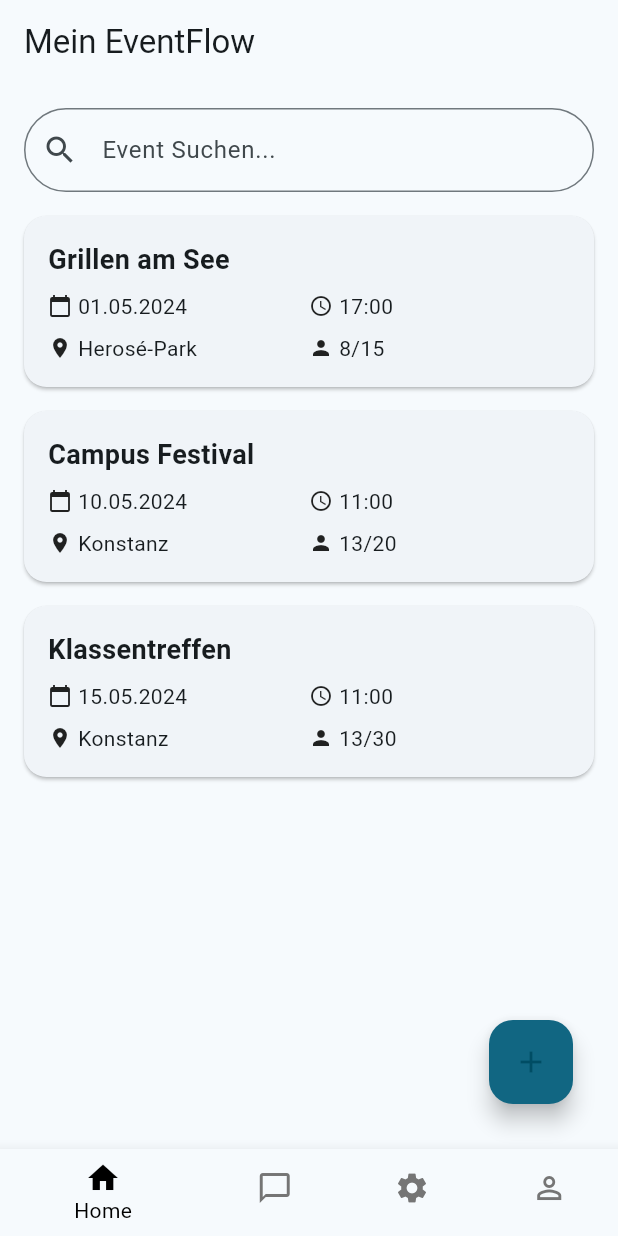
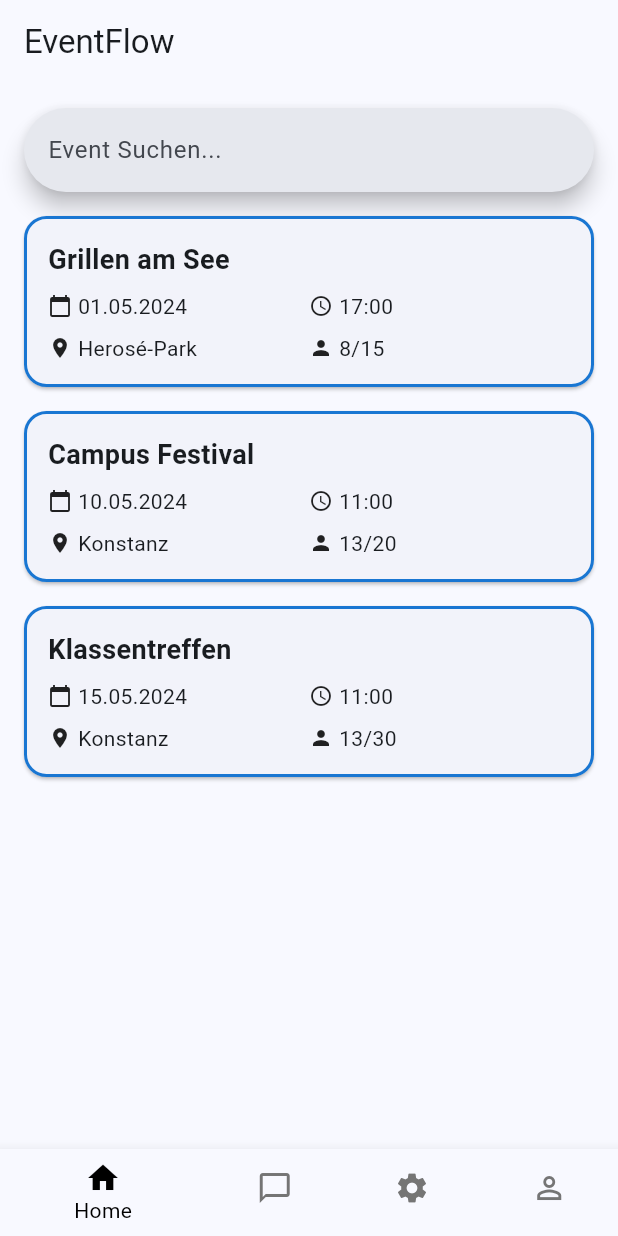
Before and after one commit to kaicikoglu/event_flow, a Flutter app: the screen it shows after launch, on a phone screen of 412 x 824 dp. Run offline on Flutter 3.47's test engine with Material 3 defaults, Android fonts, the phone set to English and light mode, and no system bars.

Commit message:
first widgets

```diff
--- a/lib/homescreen/widgets/home_content.dart
+++ b/lib/home/screens/home_screen.dart
@@ -1,23 +1,36 @@
+// lib/screens/home_content.dart
+import 'package:event_flow/widgets/base_screen.dart';
 import 'package:flutter/material.dart';
-import 'event_card.dart'; // Make sure to create this file for the EventCard widget
+import '../widgets/event_card.dart'; // Ensure this file exists with the EventCard widget
 
-class HomeContent extends StatelessWidget {
+class HomeContent extends StatefulWidget {
   const HomeContent({super.key});
 
   @override
+  _HomeContentState createState() => _HomeContentState();
+}
+
+class _HomeContentState extends State<HomeContent> {
+  final TextEditingController _searchController = TextEditingController();
+
+  @override
+  void dispose() {
+    _searchController.dispose();
+    super.dispose();
+  }
+
+  @override
   Widget build(BuildContext context) {
-    return Padding(
-      padding: const EdgeInsets.all(16.0),
+    return BaseScreen(
+      selectedIndex: 0,
       child: Column(
         children: [
-          TextField(
-            decoration: InputDecoration(
-              prefixIcon: const Icon(Icons.search),
-              hintText: 'Event Suchen...',
-              border: OutlineInputBorder(
-                borderRadius: BorderRadius.circular(30.0),
-              ),
-            ),
+          SearchBar(
+            hintText: 'Event Suchen...',
+            controller: _searchController,
+            onChanged: (value) {
+              // Handle the search input here if needed
+            },
           ),
           const SizedBox(height: 16),
           Expanded(
--- /dev/null
+++ b/lib/home/widgets/event_card.dart
@@ -0,0 +1,83 @@
+import 'package:flutter/material.dart';
+import '../../event/screens/event_screen.dart';
+
+class EventCard extends StatelessWidget {
+  final String title;
+  final String date;
+  final String time;
+  final String location;
+  final String attendees;
+
+  const EventCard({
+    super.key,
+    required this.title,
+    required this.date,
+    required this.time,
+    required this.location,
+    required this.attendees,
+  });
+
+  @override
+  Widget build(BuildContext context) {
+    return GestureDetector(
+      onTap: () {
+        Navigator.push(
+          context,
+          MaterialPageRoute(
+            builder: (context) => EventScreen(
+              title: title,
+              date: date,
+              time: time,
+              location: location,
+              attendees: attendees,
+            ),
+          ),
+        );
+      },
+      child: Card(
+        margin: const EdgeInsets.only(bottom: 16),
+        shape: RoundedRectangleBorder(
+          borderRadius: BorderRadius.circular(15.0),
+          side: BorderSide(color: Theme.of(context).primaryColorDark, width: 2.0), // Set the border color here
+        ),
+        child: Padding(
+          padding: const EdgeInsets.all(16.0),
+          child: Column(
+            crossAxisAlignment: CrossAxisAlignment.start,
+            children: [
+              Text(
+                title,
+                style: const TextStyle(
+                  fontWeight: FontWeight.bold,
+                  fontSize: 18,
+                ),
+              ),
+              const SizedBox(height: 8),
+              Row(
+                children: [
+                  const Icon(Icons.calendar_today, size: 16),
+                  const SizedBox(width: 4),
+                  Expanded(child: Text(date)),
+                  const Icon(Icons.access_time, size: 16),
+                  const SizedBox(width: 4),
+                  Expanded(child: Text(time)),
+                ],
+              ),
+              const SizedBox(height: 8),
+              Row(
+                children: [
+                  const Icon(Icons.location_on, size: 16),
+                  const SizedBox(width: 4),
+                  Expanded(child: Text(location)),
+                  const Icon(Icons.person, size: 16),
+                  const SizedBox(width: 4),
+                  Expanded(child: Text(attendees)),
+                ],
+              ),
+            ],
+          ),
+        ),
+      ),
+    );
+  }
+}
--- a/lib/homescreen/widgets/event_card.dart
+++ /dev/null
@@ -1,65 +0,0 @@
-import 'package:flutter/material.dart';
-
-class EventCard extends StatelessWidget {
-  final String title;
-  final String date;
-  final String time;
-  final String location;
-  final String attendees;
-
-  const EventCard({
-    super.key,
-    required this.title,
-    required this.date,
-    required this.time,
-    required this.location,
-    required this.attendees,
-  });
-
-  @override
-  Widget build(BuildContext context) {
-    return Card(
-      margin: const EdgeInsets.only(bottom: 16),
-      shape: RoundedRectangleBorder(
-        borderRadius: BorderRadius.circular(15.0),
-      ),
-      child: Padding(
-        padding: const EdgeInsets.all(16.0),
-        child: Column(
-          crossAxisAlignment: CrossAxisAlignment.start,
-          children: [
-            Text(
-              title,
-              style: const TextStyle(
-                fontWeight: FontWeight.bold,
-                fontSize: 18,
-              ),
-            ),
-            const SizedBox(height: 8),
-            Row(
-              children: [
-                const Icon(Icons.calendar_today, size: 16),
-                const SizedBox(width: 4),
-                Expanded(child: Text(date)),
-                const Icon(Icons.access_time, size: 16),
-                const SizedBox(width: 4),
-                Expanded(child: Text(time)),
-              ],
-            ),
-            const SizedBox(height: 8),
-            Row(
-              children: [
-                const Icon(Icons.location_on, size: 16),
-                const SizedBox(width: 4),
-                Expanded(child: Text(location)),
-                const Icon(Icons.person, size: 16),
-                const SizedBox(width: 4),
-                Expanded(child: Text(attendees)),
-              ],
-            ),
-          ],
-        ),
-      ),
-    );
-  }
-}
--- a/lib/main.dart
+++ b/lib/main.dart
@@ -1,9 +1,7 @@
 // main.dart
-import 'package:event_flow/widgets/navbar.dart';
 import 'package:flutter/material.dart';
 
-import 'homescreen/widgets/floating_action_button.dart';
-import 'homescreen/widgets/home_content.dart';
+import 'home/screens/home_screen.dart';
 
 void main() {
   runApp(const MyApp());
@@ -17,64 +15,16 @@
     return MaterialApp(
       title: 'EventFlow',
       theme: ThemeData(
-        colorScheme: ColorScheme.fromSeed(seedColor: Colors.blueGrey),
+        colorScheme: ColorScheme.fromSeed(seedColor: Colors.blue),
         useMaterial3: true,
       ),
-      home: const HomeScreen(),
+      home: const HomeContent(),
+      routes: {
+        '/home': (context) => const HomeContent(),
+        '/chat': (context) => const Scaffold(body: Center(child: Text('Chat Screen'))),
+        '/settings': (context) => const Scaffold(body: Center(child: Text('Settings Screen'))),
+        '/profile': (context) => const Scaffold(body: Center(child: Text('Profile Screen'))),
+      }
     );
   }
 }
-
-class HomeScreen extends StatefulWidget {
-  const HomeScreen({super.key});
-
-  @override
-  _HomeScreenState createState() => _HomeScreenState();
-}
-
-class _HomeScreenState extends State<HomeScreen> {
-  int _selectedIndex = 0;
-
-  static const List<Widget> _widgetOptions = <Widget>[
-    HomeContent(),
-    Text('Chat Screen'),
-    Text('Settings Screen'),
-    Text('Profile Screen'),
-  ];
-
-  void _onItemTapped(int index) {
-    setState(() {
-      _selectedIndex = index;
-    });
-  }
-
-  void _onAddButtonPressed() {
-    // Handle add button action
-    // For example, navigate to a new screen to add an event
-  }
-
-  @override
-  Widget build(BuildContext context) {
-    return Scaffold(
-      appBar: AppBar(
-        title: const Text('Mein EventFlow'),
-      ),
-      body: Stack(
-        children: [
-          _widgetOptions.elementAt(_selectedIndex),
-          Positioned(
-            bottom: 30,
-            right: 30,
-            child: CustomFAB(
-              onPressed: _onAddButtonPressed,
-            ),
-          ),
-        ],
-      ),
-      bottomNavigationBar: CustomBottomNavBar(
-        selectedIndex: _selectedIndex,
-        onItemTapped: _onItemTapped,
-      ),
-    );
-  }
-}
--- /dev/null
+++ b/lib/widgets/base_screen.dart
@@ -0,0 +1,53 @@
+// lib/widgets/base_screen.dart
+import 'package:flutter/material.dart';
+import 'navbar.dart'; // Ensure the path is correct
+
+class BaseScreen extends StatelessWidget {
+  final Widget child;
+  final int selectedIndex;
+  final double contentWidth;
+
+  const BaseScreen({
+    super.key,
+    required this.child,
+    required this.selectedIndex,
+    this.contentWidth = 600
+  });
+
+  void _onItemTapped(BuildContext context, int index) {
+    switch (index) {
+      case 0:
+        Navigator.pushReplacementNamed(context, '/home');
+        break;
+      case 1:
+        Navigator.pushReplacementNamed(context, '/chat');
+        break;
+      case 2:
+        Navigator.pushReplacementNamed(context, '/settings');
+        break;
+      case 3:
+        Navigator.pushReplacementNamed(context, '/profile');
+        break;
+    }
+  }
+
+  @override
+  Widget build(BuildContext context) {
+    return Scaffold(
+      appBar: AppBar(
+        title: const Text('EventFlow'),
+      ),
+      body: Center(
+        child: Container(
+          width: contentWidth,
+          padding: const EdgeInsets.all(16.0),
+          child: child,
+        ),
+      ),
+      bottomNavigationBar: CustomBottomNavBar(
+        selectedIndex: selectedIndex,
+        onItemTapped: (index) => _onItemTapped(context, index),
+      ),
+    );
+  }
+}
```
Also changed, not shown: lib/event/screens/event_screen.dart (added, +160 -0 lines), lib/event/widgets/wide_button.dart (added, +30 -0 lines), lib/forum/screens/forum_screen.dart (added), lib/forum/widgets/wide_button.dart (added), lib/widgets/floating_action_button.dart (renamed from lib/homescreen/widgets/floating_action_button.dart).
